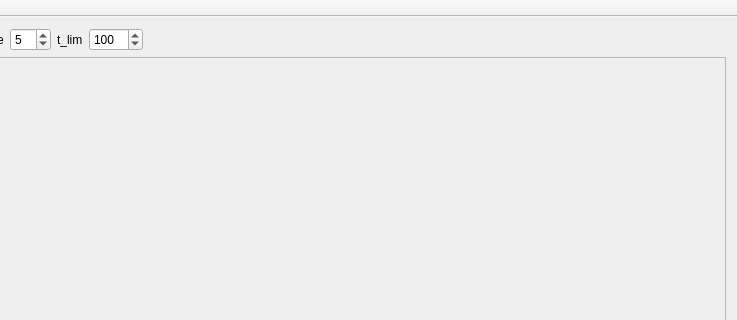
Old version of the form SwDoor/mainwindow.ui in the repository Andriks/SwDoor; both pictures show x 119 to 856 and y 0 to 320 of the 856 by 484 pixel window.
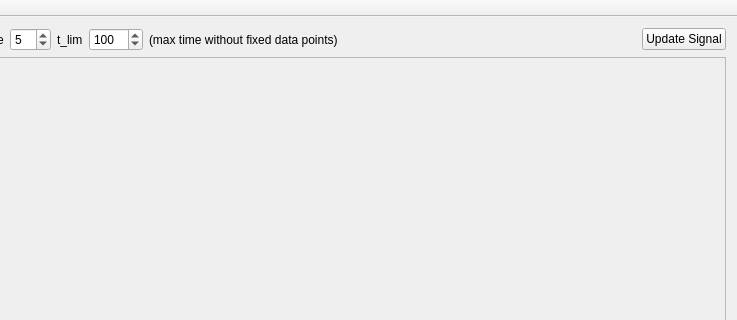
New version of the form.

Diff of the .ui file:
```diff
--- a/SwDoor/mainwindow.ui
+++ b/SwDoor/mainwindow.ui
@@ -69,7 +69,34 @@
       </property>
      </widget>
     </item>
-    <item row="2" column="0" colspan="8">
+    <item row="0" column="8">
+     <spacer name="horizontalSpacer">
+      <property name="orientation">
+       <enum>Qt::Horizontal</enum>
+      </property>
+      <property name="sizeHint" stdset="0">
+       <size>
+        <width>409</width>
+        <height>20</height>
+       </size>
+      </property>
+     </spacer>
+    </item>
+    <item row="0" column="7">
+     <widget class="QLabel" name="label_4">
+      <property name="text">
+       <string>(max time without fixed data points)</string>
+      </property>
+     </widget>
+    </item>
+    <item row="0" column="9">
+     <widget class="QPushButton" name="btnUpdateSignal">
+      <property name="text">
+       <string>Update Signal</string>
+      </property>
+     </widget>
+    </item>
+    <item row="2" column="0" colspan="10">
      <widget class="QScrollArea" name="scrollArea">
       <property name="widgetResizable">
        <bool>true</bool>
@@ -86,19 +113,6 @@
       </widget>
      </widget>
     </item>
-    <item row="0" column="7">
-     <spacer name="horizontalSpacer">
-      <property name="orientation">
-       <enum>Qt::Horizontal</enum>
-      </property>
-      <property name="sizeHint" stdset="0">
-       <size>
-        <width>409</width>
-        <height>20</height>
-       </size>
-      </property>
-     </spacer>
-    </item>
    </layout>
   </widget>
   <widget class="QMenuBar" name="menuBar">
```
Left out of the diff: 6 changed lines with no effect on the pictures.
